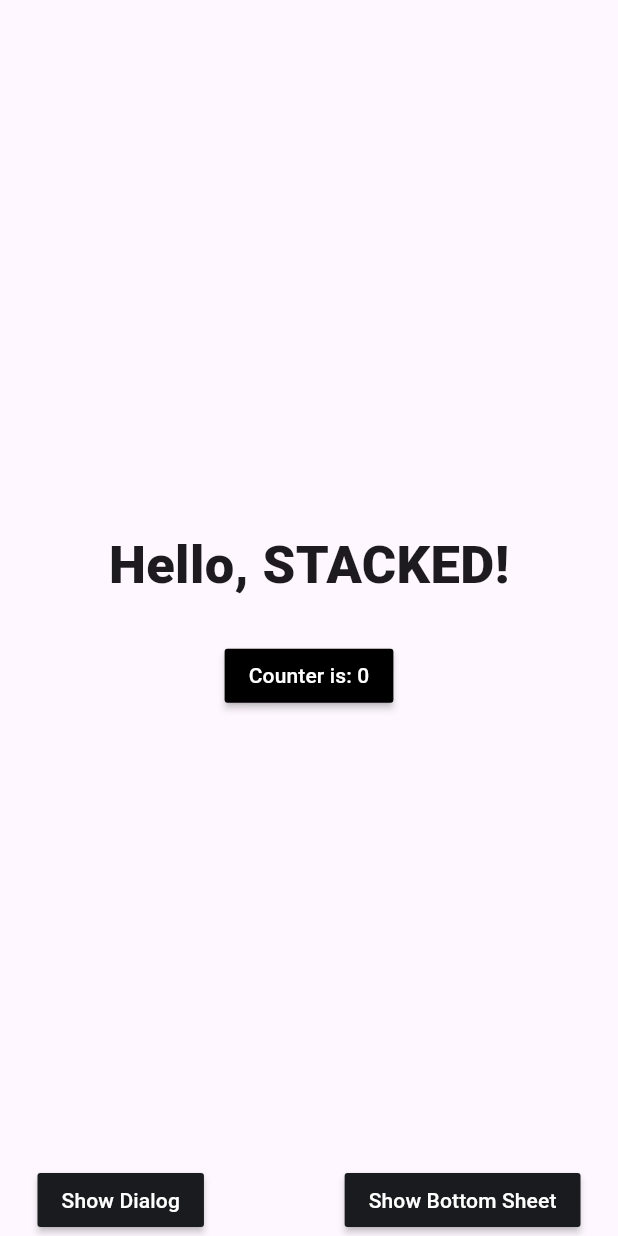
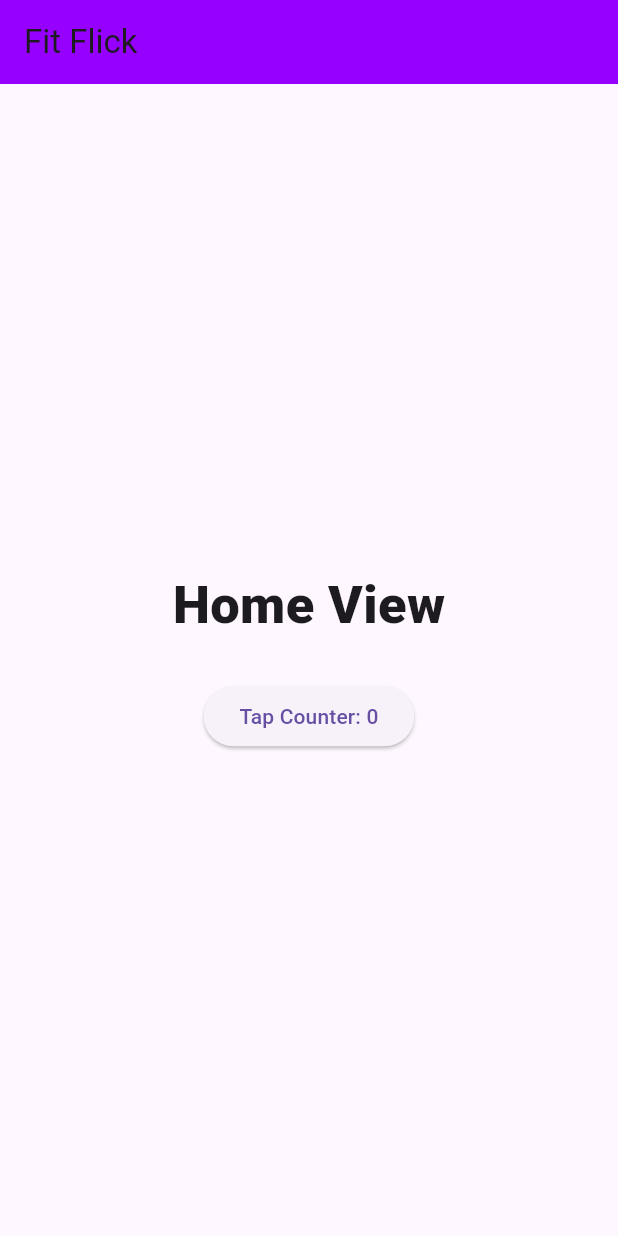
Before and after one commit to unfazed-dev/fit_flick, a Flutter app: the screen it shows after launch, on a phone screen of 412 x 824 dp. Run offline on Flutter 3.47's test engine with Material 3 defaults, Android fonts, the phone set to English and light mode, and no system bars; our stand-ins replace stacked, stacked_services, stacked_shared.

Commit message:
Chore: Add debugShowCheckedModeBanner: false and AppBar to HomeView

```diff
--- a/lib/main.dart
+++ b/lib/main.dart
@@ -19,6 +19,7 @@ class MainApp extends StatelessWidget {
   @override
   Widget build(BuildContext context) {
     return MaterialApp(
+      debugShowCheckedModeBanner: false,
       initialRoute: Routes.startupView,
       onGenerateRoute: StackedRouter().onGenerateRoute,
       navigatorKey: StackedService.navigatorKey,
--- a/lib/ui/views/home/home_view.dart
+++ b/lib/ui/views/home/home_view.dart
@@ -15,62 +15,30 @@ class HomeView extends StackedView<HomeViewModel> {
     Widget? child,
   ) {
     return Scaffold(
+      appBar: AppBar(
+        title: const Text('Fit Flick'),
+        backgroundColor: kcPrimaryColor,
+      ),
       body: SafeArea(
-        child: Padding(
-          padding: const EdgeInsets.symmetric(horizontal: 25.0),
         child: Center(
           child: Column(
-              mainAxisSize: MainAxisSize.max,
-              mainAxisAlignment: MainAxisAlignment.spaceBetween,
-              children: [
-                verticalSpaceLarge,
-                Column(
+            mainAxisSize: MainAxisSize.min,
             children: [
               const Text(
-                      'Hello, STACKED!',
+                'Home View',
                 style: TextStyle(
                   fontSize: 35,
                   fontWeight: FontWeight.w900,
                 ),
               ),
               verticalSpaceMedium,
-                    MaterialButton(
-                      color: Colors.black,
+              ElevatedButton(
                 onPressed: viewModel.incrementCounter,
                 child: Text(
                   viewModel.counterLabel,
-                        style: const TextStyle(color: Colors.white),
                 ),
               ),
             ],
-                ),
-                Row(
-                  mainAxisAlignment: MainAxisAlignment.spaceBetween,
-                  children: [
-                    MaterialButton(
-                      color: kcDarkGreyColor,
-                      onPressed: viewModel.showDialog,
-                      child: const Text(
-                        'Show Dialog',
-                        style: TextStyle(
-                          color: Colors.white,
-                        ),
-                      ),
-                    ),
-                    MaterialButton(
-                      color: kcDarkGreyColor,
-                      onPressed: viewModel.showBottomSheet,
-                      child: const Text(
-                        'Show Bottom Sheet',
-                        style: TextStyle(
-                          color: Colors.white,
-                        ),
-                      ),
-                    ),
-                  ],
-                )
-              ],
-            ),
           ),
         ),
       ),
--- a/lib/ui/views/home/home_viewmodel.dart
+++ b/lib/ui/views/home/home_viewmodel.dart
@@ -1,15 +1,15 @@
+import 'package:stacked/stacked.dart';
 import 'package:fit_flick/app/app.bottomsheets.dart';
 import 'package:fit_flick/app/app.dialogs.dart';
 import 'package:fit_flick/app/app.locator.dart';
 import 'package:fit_flick/ui/common/app_strings.dart';
-import 'package:stacked/stacked.dart';
 import 'package:stacked_services/stacked_services.dart';
 
 class HomeViewModel extends BaseViewModel {
   final _dialogService = locator<DialogService>();
   final _bottomSheetService = locator<BottomSheetService>();
 
-  String get counterLabel => 'Counter is: $_counter';
+  String get counterLabel => 'Tap Counter: $_counter';
 
   int _counter = 0;
 
```
Lines whose indentation alone changed are shown as unchanged.
